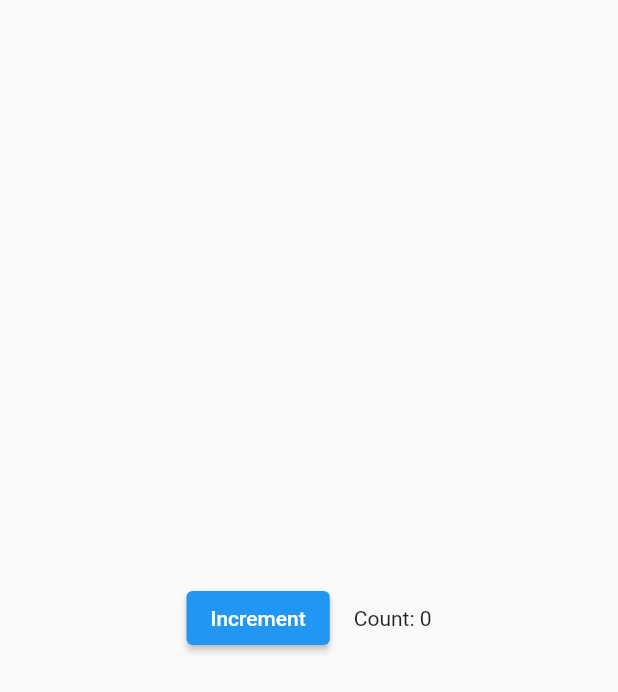
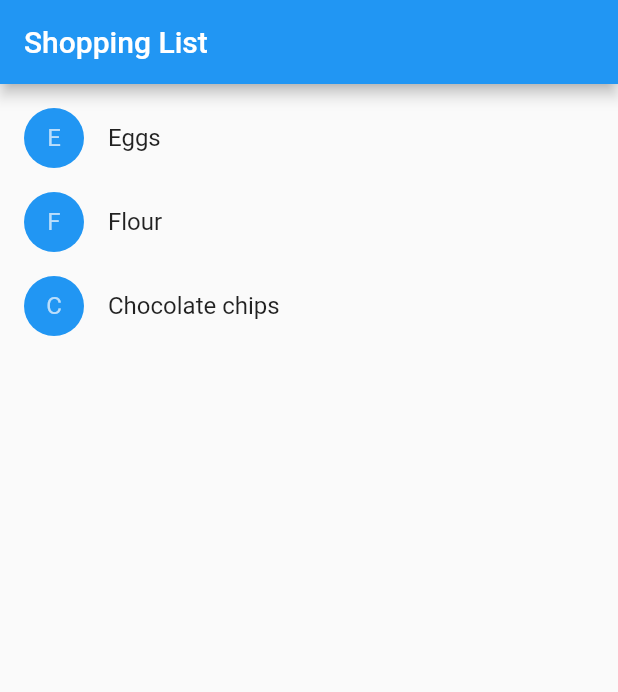
Before and after one commit to mortadha1144/intro_to_widgets, a Flutter app: the screen it shows after launch, on a phone screen of 412 x 824 dp. Shown: the top 692 px of the screen. Run offline on Flutter 3.47's test engine with Material 2 defaults, Android fonts, the phone set to English and light mode, and no system bars.

Commit message:
shopping_list

```diff
--- a/lib/main.dart
+++ b/lib/main.dart
@@ -1,24 +1,19 @@
 import 'package:flutter/material.dart';
 import 'package:intro_to_widgets/my_button.dart';
-import 'package:intro_to_widgets/statefull.dart';
+import 'package:intro_to_widgets/shoping_list_item.dart';
 
 void main() {
-  runApp(const MyCounter());
-}
-
-class MyCounter extends StatelessWidget {
-  const MyCounter({super.key});
-
-  @override
-  Widget build(BuildContext context) {
-    return const MaterialApp(
-      home: Scaffold(
-        body: Center(
-          child: Counter(),
-        ),
+  runApp(
+    const MaterialApp(
+      home: ShoppingList(
+        product: [
+          Product(name: 'Eggs'),
+          Product(name: 'Flour'),
+          Product(name: 'Chocolate chips'),
+        ],
       ),
-    );
-  }
+    ),
+  );
 }
 
 class TutorialHome extends StatelessWidget {
--- a/lib/my_button.dart
+++ b/lib/my_button.dart
@@ -7,7 +7,7 @@ class MyButton extends StatelessWidget {
   Widget build(BuildContext context) {
     return GestureDetector(
       onTap: () {
-        print('MyButton was tapped!');
+        //print('MyButton was tapped!');
       },
       child: Container(
         height: 50.0,
--- /dev/null
+++ b/lib/shoping_list_item.dart
@@ -0,0 +1,93 @@
+import 'package:flutter/material.dart';
+
+class Product {
+  const Product({required this.name});
+
+  final String name;
+}
+
+typedef CartChangedCallback = Function(Product product, bool inCart);
+
+class ShoppingListItem extends StatelessWidget {
+  ShoppingListItem({
+    required this.product,
+    required this.inCart,
+    required this.onCartCanged,
+  }) : super(key: ObjectKey(product));
+
+  final Product product;
+  final bool inCart;
+  final CartChangedCallback onCartCanged;
+
+  Color _getColor(BuildContext context) {
+    return inCart //
+        ? Colors.black54
+        : Theme.of(context).primaryColor;
+  }
+
+  TextStyle? _getTextStyle(BuildContext context) {
+    if (!inCart) return null;
+    return const TextStyle(
+      color: Colors.black54,
+      decoration: TextDecoration.lineThrough,
+    );
+  }
+
+  @override
+  Widget build(BuildContext context) {
+    return ListTile(
+      onTap: () {
+        onCartCanged(product, inCart);
+      },
+      leading: CircleAvatar(
+        backgroundColor: _getColor(context),
+        child: Text(product.name[0]),
+      ),
+      title: Text(
+        product.name,
+        style: _getTextStyle(context),
+      ),
+    );
+  }
+}
+
+class ShoppingList extends StatefulWidget {
+  const ShoppingList({required this.product, super.key});
+
+  final List<Product> product;
+
+  @override
+  State<ShoppingList> createState() => _ShoppingListState();
+}
+
+class _ShoppingListState extends State<ShoppingList> {
+  final _shoppingCart = <Product>{};
+  void __handleCartChanged(Product product, bool inCart) {
+    setState(() {
+      if (!inCart) {
+        _shoppingCart.add(product);
+      } else {
+        _shoppingCart.remove(product);
+      }
+    });
+  }
+
+  @override
+  Widget build(BuildContext context) {
+    return Scaffold(
+      appBar: AppBar(
+        title: const Text('Shopping List'),
+      ),
+      body: ListView(
+        padding: const EdgeInsets.symmetric(vertical: 8.0),
+        children: widget.product.map((product) {
+          return ShoppingListItem(
+            product: product,
+            inCart: _shoppingCart.contains(product),
+            onCartCanged: __handleCartChanged,
+          );
+        }).toList(),
+      ),
+    );
+  }
+}
```
Also changed, not shown: lib/statefull.dart (+28 -6 lines).
